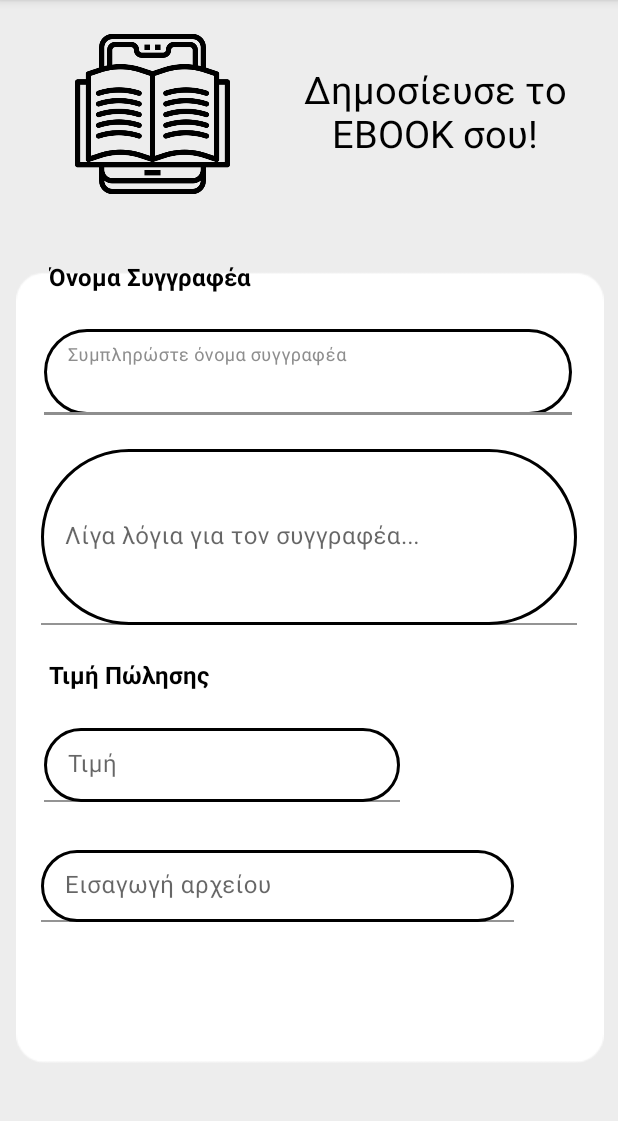
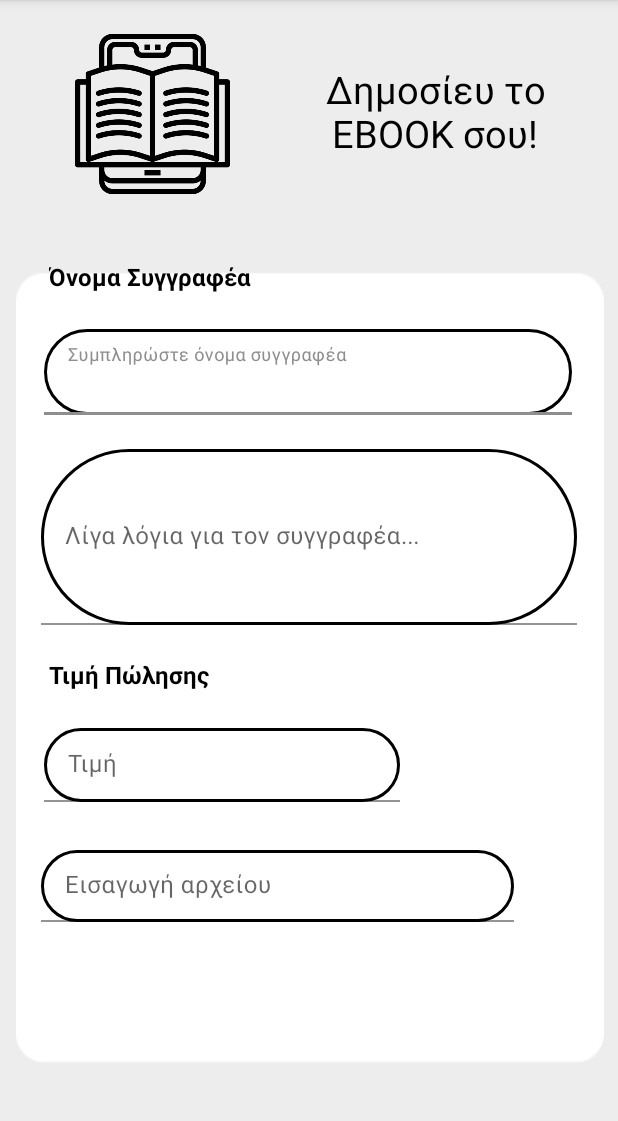
Before and after one commit to EvelyneKol/ReadEase, an Android app: the upload_ebook screen opened directly, with no data from a screen before it, on a phone screen of 412 x 824 dp, the part 84-1205 px from its top. Run offline under Robolectric (Android 15) with nearby library versions, the phone set to English and light mode, and no system bars.

Commit message:
ebook commit

```diff
--- a/app/src/main/res/layout/upload_ebook.xml
+++ b/app/src/main/res/layout/upload_ebook.xml
@@ -35,7 +35,7 @@
         android:id="@+id/ebook_txt"
         android:layout_width="211dp"
         android:layout_height="81dp"
-        android:text="Δημοσίευσε το EBOOK σου!"
+        android:text="Δημοσίευ το EBOOK σου!"
         android:textAlignment="center"
         android:textColor="@color/black"
         android:textSize="25sp"
```
